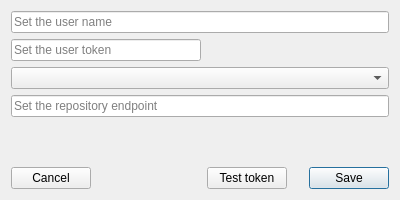
The window that src/git_server/ServerConfigDlg.ui (francescmm/GitQlient) describes before a commit, drawn with Qt 5.
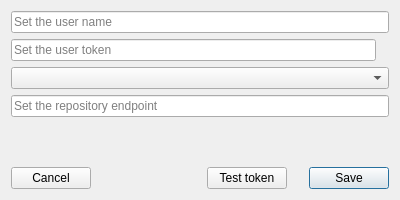
The same window after the commit. Custom widgets are drawn as their Qt base class.

Commit message: Improving controls spacing

```diff
--- a/src/git_server/ServerConfigDlg.ui
+++ b/src/git_server/ServerConfigDlg.ui
@@ -126,7 +126,9 @@
      </property>
     </spacer>
    </item>
-   <item row="1" column="0" colspan="4">
+   <item row="1" column="0" colspan="7">
+    <layout class="QHBoxLayout" name="horizontalLayout">
+     <item>
     <widget class="QLineEdit" name="leUserToken">
      <property name="echoMode">
       <enum>QLineEdit::Password</enum>
@@ -136,7 +138,7 @@
      </property>
     </widget>
    </item>
-   <item row="1" column="4" colspan="3">
+     <item>
     <widget class="ButtonLink" name="lAccessToken">
      <property name="text">
       <string/>
@@ -144,6 +146,8 @@
     </widget>
    </item>
   </layout>
+   </item>
+  </layout>
  </widget>
  <customwidgets>
   <customwidget>
```
Left out of the diff: 1 changed line with no effect on the pictures. Lines whose indentation alone changed are shown as unchanged.
